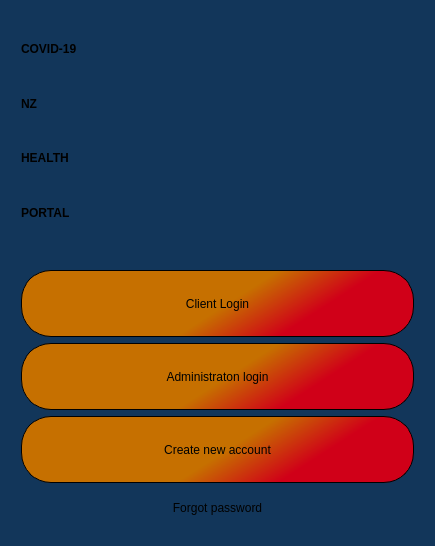
First picture: the form in MyCovidRecord/mycovidrecord.ui, repository gagabon501/cs106-2, before the edit.
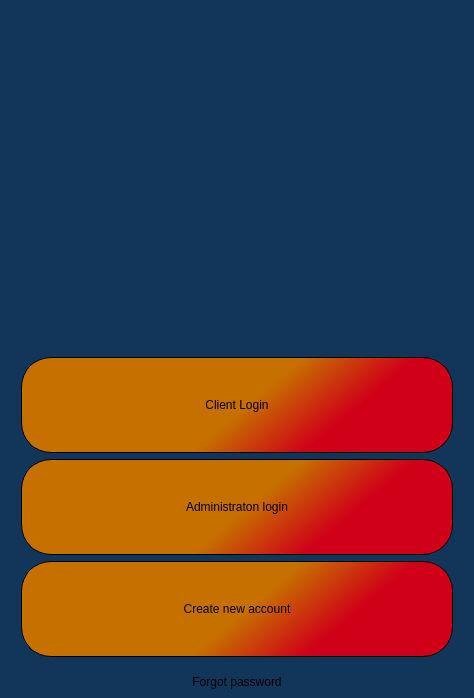
Second picture: the form after the edit. Icons and pictures are not drawn.

Commit message: Added image for the form as per design - use 'label' widget

What changed in the file:
```diff
--- a/MyCovidRecord/mycovidrecord.ui
+++ b/MyCovidRecord/mycovidrecord.ui
@@ -6,8 +6,8 @@
    <rect>
     <x>0</x>
     <y>0</y>
-    <width>435</width>
-    <height>546</height>
+    <width>474</width>
+    <height>698</height>
    </rect>
   </property>
   <property name="font">
@@ -24,56 +24,16 @@
   <widget class="QWidget" name="centralwidget">
    <layout class="QVBoxLayout" name="verticalLayout">
     <item>
-     <widget class="QGroupBox" name="groupBox">
-      <property name="font">
-       <font>
-        <family>Raleway</family>
-        <pointsize>30</pointsize>
-        <italic>false</italic>
-        <bold>true</bold>
-       </font>
-      </property>
-      <property name="styleSheet">
-       <string notr="true">border: 0;
-font: 30pt &quot;Raleway&quot;;
-font-weight: bold;</string>
-      </property>
-      <property name="title">
+     <widget class="QLabel" name="label_6">
+      <property name="text">
        <string/>
       </property>
-      <property name="flat">
+      <property name="pixmap">
+       <pixmap resource="resources/mycovidrecord.qrc">:/images/images/bgform.png</pixmap>
+      </property>
+      <property name="scaledContents">
        <bool>true</bool>
       </property>
-      <layout class="QVBoxLayout" name="verticalLayout_2">
-       <item>
-        <widget class="QLabel" name="label_2">
-         <property name="text">
-          <string>COVID-19</string>
-         </property>
-        </widget>
-       </item>
-       <item>
-        <widget class="QLabel" name="label_3">
-         <property name="text">
-          <string>NZ</string>
-         </property>
-        </widget>
-       </item>
-       <item>
-        <widget class="QLabel" name="label_4">
-         <property name="text">
-          <string>HEALTH</string>
-         </property>
-        </widget>
-       </item>
-       <item>
-        <widget class="QLabel" name="label_5">
-         <property name="text">
-          <string>PORTAL</string>
-         </property>
-        </widget>
-       </item>
-      </layout>
      </widget>
     </item>
     <item>
@@ -164,17 +124,6 @@
     </item>
    </layout>
   </widget>
-  <widget class="QMenuBar" name="menubar">
-   <property name="geometry">
-    <rect>
-     <x>0</x>
-     <y>0</y>
-     <width>435</width>
-     <height>21</height>
-    </rect>
-   </property>
-  </widget>
-  <widget class="QStatusBar" name="statusbar"/>
  </widget>
  <resources/>
  <connections/>
```
Left out of the diff: 10 changed lines with no effect on the pictures. The commit also changes 7 other files.
